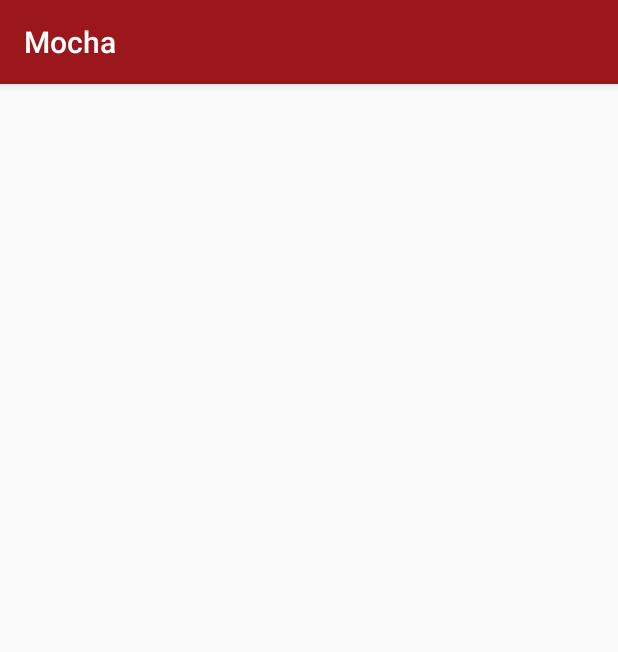
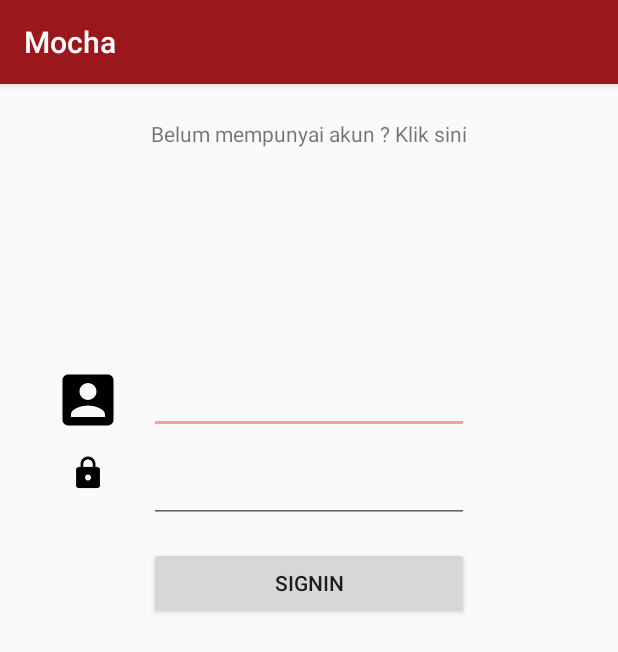
Before and after one commit to DafaZakhulhaq27/Project02_Mocha, an Android app: the screen it shows after launch (Login), after a tap on "Sudah mempunyai akun ? Klik sini", on a phone screen of 412 x 824 dp. Shown: the top 652 px of the screen. Run offline under Robolectric (Android 15) with nearby library versions, the phone set to English and light mode, and no system bars; our stand-ins replace Firebase (no records; nobody signed in at launch, a user with empty details on screens opened directly).

Commit message:
Pembuatan Login User

```diff
--- a/app/src/main/java/id/sch/smktelkom_mlg/project2/xirpl608202231/mocha/Login.java
+++ b/app/src/main/java/id/sch/smktelkom_mlg/project2/xirpl608202231/mocha/Login.java
@@ -1,13 +1,112 @@
 package id.sch.smktelkom_mlg.project2.xirpl608202231.mocha;
 
+import android.app.ProgressDialog;
+import android.content.Intent;
 import android.os.Bundle;
+import android.support.annotation.NonNull;
 import android.support.v7.app.AppCompatActivity;
+import android.text.TextUtils;
+import android.view.View;
+import android.widget.Button;
+import android.widget.EditText;
+import android.widget.TextView;
+import android.widget.Toast;
 
-public class Login extends AppCompatActivity {
+import com.google.android.gms.tasks.OnCompleteListener;
+import com.google.android.gms.tasks.Task;
+import com.google.firebase.auth.AuthResult;
+import com.google.firebase.auth.FirebaseAuth;
+
+public class Login extends AppCompatActivity implements View.OnClickListener {
+
+    FirebaseAuth firebaseAuth;
+    EditText user;
+    EditText pass;
+    Button signin;
+    ProgressDialog progressDialog;
+    TextView ready;
+
 
     @Override
     protected void onCreate(Bundle savedInstanceState) {
         super.onCreate(savedInstanceState);
         setContentView(R.layout.activity_login);
+
+        firebaseAuth = FirebaseAuth.getInstance();
+
+        //lek user gak ana
+        if (firebaseAuth.getCurrentUser() != null) {
+            //tutup activity
+            finish();
+
+            //buka activity anyar
+            startActivity(new Intent(getApplicationContext(), Main.class));
+        }
+
+        user = (EditText) findViewById(R.id.etuser);
+        pass = (EditText) findViewById(R.id.etpass);
+        signin = (Button) findViewById(R.id.etin);
+        ready = (TextView) findViewById(R.id.tvready);
+
+        progressDialog = new ProgressDialog(this);
+
+        signin.setOnClickListener(this);
+        ready.setOnClickListener(this);
+    }
+
+    private void login() {
+
+        String user1 = user.getText().toString().trim();
+        String pass1 = pass.getText().toString().trim();
+
+        if (TextUtils.isEmpty(user1)) {
+            Toast.makeText(this, "Tolong masukan username(email)", Toast.LENGTH_LONG).show();
+            return;
+        }
+
+        if (TextUtils.isEmpty(pass1)) {
+            Toast.makeText(this, "Tolong masukan password", Toast.LENGTH_LONG).show();
+            return;
+        }
+
+        progressDialog.setMessage("Proses Login...");
+        progressDialog.show();
+
+        firebaseAuth.signInWithEmailAndPassword(user1, pass1)
+                .addOnCompleteListener(this, new OnCompleteListener<AuthResult>() {
+                    @Override
+                    public void onComplete(@NonNull Task<AuthResult> task) {
+                        progressDialog.dismiss();
+                        //if the task is successfull
+                        if (task.isSuccessful()) {
+
+                            Toast.makeText(Login.this, "Berhasil Login", Toast.LENGTH_LONG).show();
+                            finish();
+                            startActivity(new Intent(getApplicationContext(), Main.class));
+
+
+                        } else {
+
+                            Toast.makeText(Login.this, "Gagal Login", Toast.LENGTH_LONG).show();
+
+                        }
+                        progressDialog.dismiss();
+                    }
+                });
+
+
+    }
+
+    @Override
+    public void onClick(View view) {
+
+        if (view == signin) {
+            login();
+        }
+        if (view == ready) {
+
+            startActivity(new Intent(this, SignUp.class));
+        }
+
     }
 }
--- a/app/src/main/res/layout/activity_login.xml
+++ b/app/src/main/res/layout/activity_login.xml
@@ -1,9 +1,78 @@
 <?xml version="1.0" encoding="utf-8"?>
-<android.support.constraint.ConstraintLayout
+<RelativeLayout
     xmlns:android="http://schemas.android.com/apk/res/android"
+    xmlns:app="http://schemas.android.com/apk/res-auto"
     xmlns:tools="http://schemas.android.com/tools"
     android:layout_width="match_parent"
     android:layout_height="match_parent"
     tools:context="id.sch.smktelkom_mlg.project2.xirpl608202231.mocha.Login">
 
-</android.support.constraint.ConstraintLayout>
+
+    <EditText
+        android:id="@+id/etuser"
+        android:layout_width="wrap_content"
+        android:layout_height="wrap_content"
+        android:layout_alignParentTop="true"
+        android:layout_centerHorizontal="true"
+        android:layout_marginTop="188dp"
+        android:ems="10"
+        android:inputType="textEmailAddress"/>
+
+    <EditText
+        android:id="@+id/etpass"
+        android:layout_width="wrap_content"
+        android:layout_height="wrap_content"
+        android:layout_alignEnd="@+id/etuser"
+        android:layout_alignRight="@+id/etuser"
+        android:layout_below="@+id/etuser"
+        android:layout_marginTop="14dp"
+        android:ems="10"
+        android:inputType="textPassword"/>
+
+    <Button
+        android:id="@+id/etin"
+        android:layout_width="wrap_content"
+        android:layout_height="wrap_content"
+        android:layout_alignEnd="@+id/etpass"
+        android:layout_alignLeft="@+id/etpass"
+        android:layout_alignRight="@+id/etpass"
+        android:layout_alignStart="@+id/etpass"
+        android:layout_below="@+id/etpass"
+        android:layout_marginTop="16dp"
+        android:text="SignIn"/>
+
+    <ImageView
+        android:id="@+id/imageView"
+        android:layout_width="wrap_content"
+        android:layout_height="wrap_content"
+        android:layout_above="@+id/etup"
+        android:layout_alignLeft="@+id/imageView2"
+        android:layout_alignStart="@+id/imageView2"
+        android:layout_alignTop="@+id/etpass"
+        android:layout_toLeftOf="@+id/etpass"
+        app:srcCompat="@drawable/ic_lock_black_24dp"/>
+
+    <ImageView
+        android:id="@+id/imageView2"
+        android:layout_width="wrap_content"
+        android:layout_height="wrap_content"
+        android:layout_above="@+id/etpass"
+        android:layout_alignParentLeft="true"
+        android:layout_alignParentStart="true"
+        android:layout_alignTop="@+id/etuser"
+        android:layout_marginLeft="18dp"
+        android:layout_marginStart="18dp"
+        android:layout_toLeftOf="@+id/etuser"
+        android:layout_toStartOf="@+id/etuser"
+        app:srcCompat="@drawable/ic_account_box_black_24dp"/>
+
+    <TextView
+        android:id="@+id/tvready"
+        android:layout_width="wrap_content"
+        android:layout_height="wrap_content"
+        android:layout_below="@+id/etup"
+        android:layout_centerHorizontal="true"
+        android:layout_marginTop="23dp"
+        android:text="Belum mempunyai akun ? Klik sini"/>
+
+</RelativeLayout>
```
